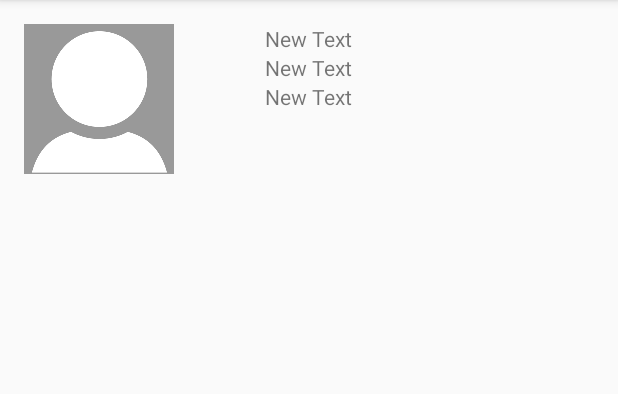
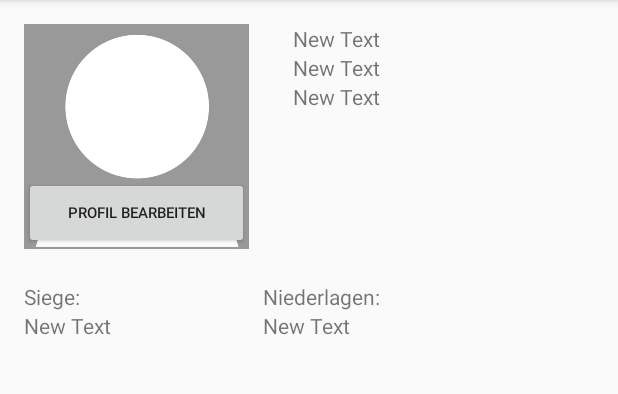
Before and after one commit to Rap-Battle-App/Frontend, an Android app: the screen it shows after launch (ProfileActivity), on a phone screen of 412 x 824 dp, the part 84-478 px from its top. Run offline under Robolectric (Android 15) with nearby library versions, the light colour scheme and no system bars.

Commit message:
Profil weiter überarbeitet EditProfil hinzugefügt

```diff
--- a/Rapbattle16Bars/app/src/main/java/com/batllerap/hsosna/rapbattle16bars/ProfileActivity.java
+++ b/Rapbattle16Bars/app/src/main/java/com/batllerap/hsosna/rapbattle16bars/ProfileActivity.java
@@ -1,13 +1,60 @@
 package com.batllerap.hsosna.rapbattle16bars;
 
+import android.content.Intent;
 import android.support.v7.app.AppCompatActivity;
 import android.os.Bundle;
+import android.view.View;
+import android.widget.Button;
+import android.widget.ImageView;
+import android.widget.TextView;
 
 public class ProfileActivity extends AppCompatActivity {
+
+    //Widgets Deklarieren und Initialisieren
+
+    //TextView
+    private TextView txtvUsername = null;
+    private TextView txtvLocation = null;
+    private TextView txtvAboutMe = null;
+    private TextView txtvWins = null;
+    private TextView txtvLooses = null;
+
+    //ImageView
+    private ImageView imgvProfilePicture = null;
+
+    //Button
+    private Button btnEditProfile = null;
 
     @Override
     protected void onCreate(Bundle savedInstanceState) {
         super.onCreate(savedInstanceState);
         setContentView(R.layout.activity_profile);
+
+        //TextView
+        this.txtvUsername = (TextView) findViewById(R.id.txtvUsername);
+        this.txtvLocation = (TextView) findViewById(R.id.txtvLocation);
+        this.txtvAboutMe = (TextView) findViewById(R.id.txtvAboutMe);
+        this.txtvWins = (TextView) findViewById(R.id.txtvWins);
+        this.txtvLooses = (TextView) findViewById(R.id.txtvLooses);
+
+        //ImageView
+        this.imgvProfilePicture = (ImageView) findViewById(R.id.imgvProfilePicture);
+
+        //Button
+        this.btnEditProfile = (Button) findViewById(R.id.btnEditProfile);
+
+        //Listener
+       /* btnEditProfile.setOnClickListener(new View.OnClickListener() {
+            @Override
+            public void onClick(View v) {
+
+            }
+        });*/
+    }
+
+    public void editProfil(View v) {
+
+        Intent intent = new Intent(this, EditProfileActivity.class);
+
     }
 }
--- a/Rapbattle16Bars/app/src/main/res/layout/activity_profile.xml
+++ b/Rapbattle16Bars/app/src/main/res/layout/activity_profile.xml
@@ -8,9 +8,9 @@
     tools:context="com.batllerap.hsosna.rapbattle16bars.ProfileActivity">
 
     <ImageView
-        android:layout_width="100dp"
-        android:layout_height="100dp"
-        android:id="@+id/profilePicture"
+        android:layout_width="150dp"
+        android:layout_height="150dp"
+        android:id="@+id/imgvProfilePicture"
         android:layout_alignParentTop="true"
         android:layout_alignParentLeft="true"
         android:layout_alignParentStart="true"
@@ -20,26 +20,80 @@
     <TextView
         android:layout_width="wrap_content"
         android:layout_height="wrap_content"
-        android:id="@+id/username"
+        android:id="@+id/txtvUsername"
         android:text="New Text"
         android:layout_alignParentTop="true"
-        android:layout_alignLeft="@+id/textView"
-        android:layout_alignStart="@+id/textView" />
+        android:layout_alignLeft="@+id/txtvLocation"
+        android:layout_alignStart="@+id/txtvLocation" />
 
     <TextView
         android:layout_width="wrap_content"
         android:layout_height="wrap_content"
         android:text="New Text"
-        android:id="@+id/textView"
-        android:layout_below="@+id/username"
-        android:layout_alignLeft="@+id/textView2"
-        android:layout_alignStart="@+id/textView2" />
+        android:id="@+id/txtvLocation"
+        android:layout_below="@+id/txtvUsername"
+        android:layout_alignLeft="@+id/txtvAboutMe"
+        android:layout_alignStart="@+id/txtvAboutMe" />
 
     <TextView
         android:layout_width="wrap_content"
         android:layout_height="wrap_content"
         android:text="New Text"
-        android:id="@+id/textView2"
-        android:layout_below="@+id/textView"
-        android:layout_centerHorizontal="true" />
+        android:id="@+id/txtvAboutMe"
+        android:layout_below="@+id/txtvLocation"
+        android:layout_toRightOf="@+id/imgvProfilePicture"
+        android:layout_toEndOf="@+id/imgvProfilePicture"
+        android:layout_marginLeft="29dp"
+        android:layout_marginStart="29dp" />
+
+    <TextView
+        android:layout_width="wrap_content"
+        android:layout_height="wrap_content"
+        android:text="@string/strWins"
+        android:id="@+id/txtvWins"
+        android:layout_below="@+id/imgvProfilePicture"
+        android:layout_alignParentLeft="true"
+        android:layout_alignParentStart="true"
+        android:layout_marginTop="22dp" />
+
+    <TextView
+        android:layout_width="wrap_content"
+        android:layout_height="wrap_content"
+        android:text="@string/strLooses"
+        android:id="@+id/txtvLooses"
+        android:layout_alignTop="@+id/txtvWins"
+        android:layout_alignRight="@+id/txtvAboutMe"
+        android:layout_alignEnd="@+id/txtvAboutMe" />
+
+    <TextView
+        android:layout_width="wrap_content"
+        android:layout_height="wrap_content"
+        android:text="New Text"
+        android:id="@+id/intWins"
+        android:layout_below="@+id/txtvWins"
+        android:layout_alignParentLeft="true"
+        android:layout_alignParentStart="true" />
+
+    <TextView
+        android:layout_width="wrap_content"
+        android:layout_height="wrap_content"
+        android:text="New Text"
+        android:id="@+id/intLooses"
+        android:layout_below="@+id/txtvLooses"
+        android:layout_alignLeft="@+id/txtvLooses"
+        android:layout_alignStart="@+id/txtvLooses" />
+
+    <Button
+        android:layout_width="wrap_content"
+        android:layout_height="wrap_content"
+        android:text="@string/strEditProfile"
+        android:id="@+id/btnEditProfile"
+        android:textSize="10sp"
+        android:layout_alignParentLeft="true"
+        android:layout_alignParentStart="true"
+        android:layout_above="@+id/txtvWins"
+        android:layout_alignRight="@+id/imgvProfilePicture"
+        android:layout_alignEnd="@+id/imgvProfilePicture"
+        android:onClick="editProfil" />
+
 </RelativeLayout>
--- a/Rapbattle16Bars/app/src/main/res/values/strings.xml
+++ b/Rapbattle16Bars/app/src/main/res/values/strings.xml
@@ -1,4 +1,10 @@
 <resources>
     <string name="app_name">Rapbattle16Bars</string>
     <string name="profilePictureDescription">picture of the user</string>
+    <string name="strWins">Siege:</string>
+    <string name="strLooses">Niederlagen:</string>
+    <string name="strEditProfile">Profil bearbeiten</string>
+    <string name="editProfilePictureDescription">Preview of old profile picture</string>
+    <string name="strSaveChangesDescription">Speichern</string>
+    <string name="strChangeProfilePictureDescription">Profilbild ändern</string>
 </resources>
```
Also changed, not shown: Rapbattle16Bars/app/src/main/AndroidManifest.xml (+5 -2 lines), Rapbattle16Bars/app/src/main/java/com/batllerap/hsosna/rapbattle16bars/EditProfileActivity.java (added, +54 -0 lines), Rapbattle16Bars/app/src/main/res/layout/activity_edit_profile.xml (added, +102 -0 lines).
